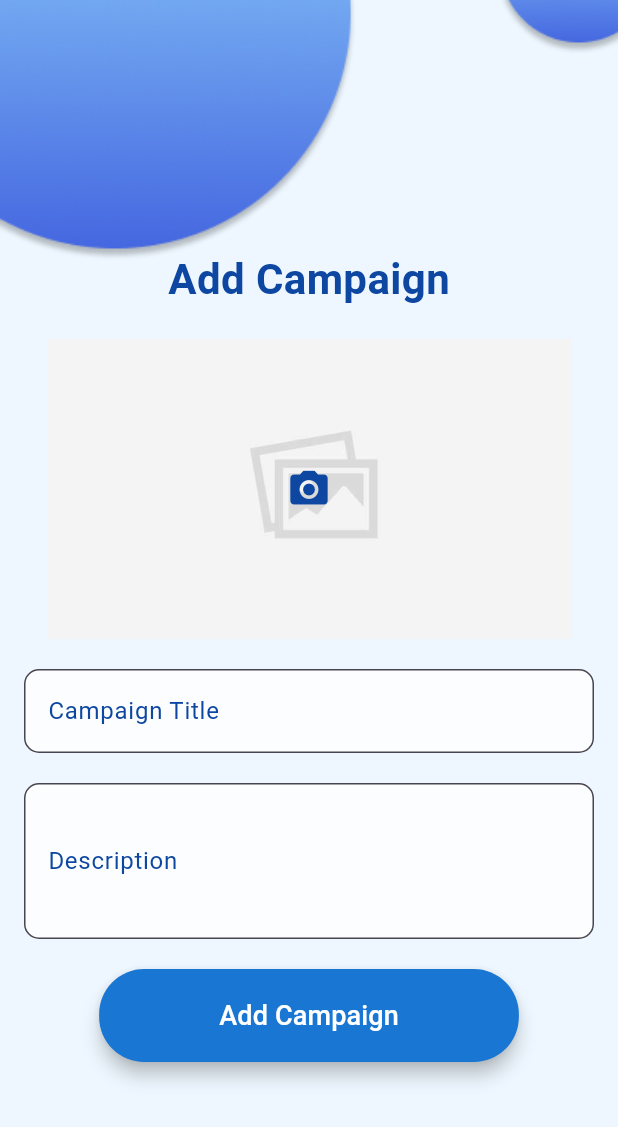
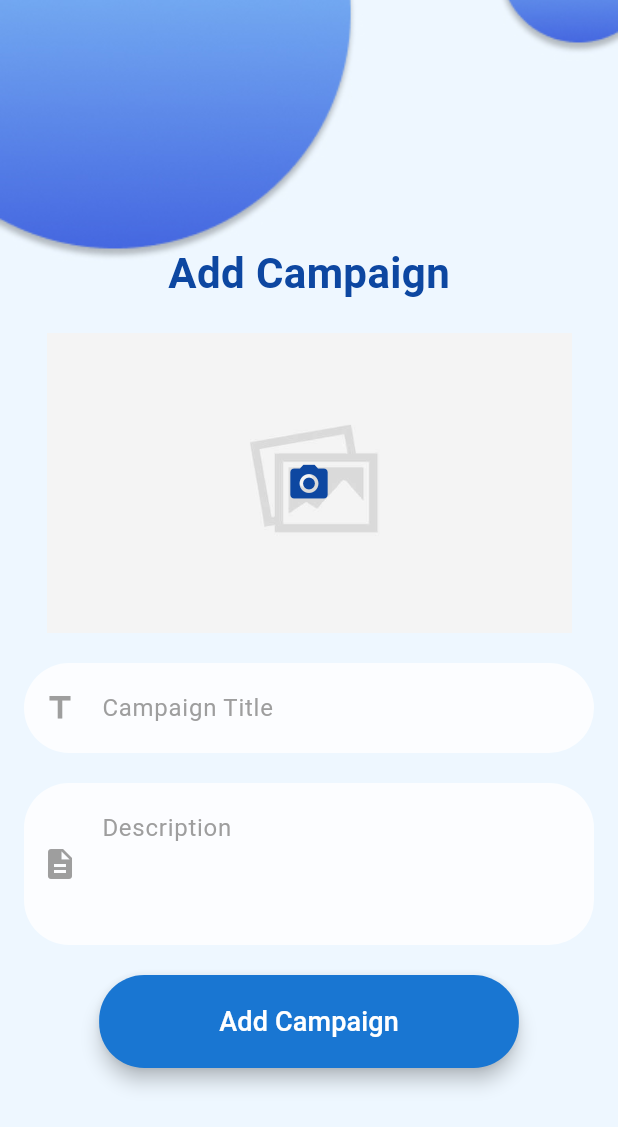
Before and after one commit to sandeepaMallawarachchi/school-boost, a Flutter app: the AddCampaignScreen screen opened directly, on a phone screen of 412 x 824 dp. Shown: the top 1127 px of the screen. Run offline on Flutter 3.47's test engine with Material 3 defaults, Android fonts, the phone set to English and light mode, and no system bars; our stand-ins replace cloud_firestore, firebase_core, firebase_storage, image_picker; accounts and stored records are empty.

```diff
--- a/lib/screens/admin/add_campaigns.dart
+++ b/lib/screens/admin/add_campaigns.dart
@@ -171,14 +171,26 @@ class _AddCampaignScreenState extends State<AddCampaignScreen> {
                     TextField(
                       controller: _titleController,
                       decoration: InputDecoration(
-                        labelText: 'Campaign Title',
-                        labelStyle: TextStyle(color: Colors.blue[900]),
+                        hintText: 'Campaign Title', // Placeholder text
+                        hintStyle: TextStyle(
+                            color: Colors.grey), // Placeholder text color
+                        prefixIcon: Icon(Icons.title,
+                            color:
+                                Colors.grey), // Add an icon like login fields
                         filled: true,
-                        fillColor: Colors.white.withOpacity(0.8),
+                        fillColor: Colors.white
+                            .withOpacity(0.8), // Semi-transparent background
                         border: OutlineInputBorder(
-                          borderRadius: BorderRadius.circular(10),
+                          borderRadius: BorderRadius.circular(
+                              30), // Circular corners like in login fields
+                          borderSide: BorderSide.none, // Remove borders
+                        ),
+                        contentPadding: EdgeInsets.symmetric(
+                          horizontal: 20,
+                          vertical: 18,
                         ),
                       ),
+                      keyboardType: TextInputType.text,
                     ),
                     SizedBox(height: 20),
 
@@ -186,15 +198,26 @@ class _AddCampaignScreenState extends State<AddCampaignScreen> {
                     TextField(
                       controller: _descriptionController,
                       decoration: InputDecoration(
-                        labelText: 'Description',
-                        labelStyle: TextStyle(color: Colors.blue[900]),
+                        hintText: 'Description', // Placeholder text
+                        hintStyle: TextStyle(
+                            color: Colors.grey), // Placeholder text color
+                        prefixIcon: Icon(Icons.description,
+                            color: Colors.grey), // Add an icon
                         filled: true,
-                        fillColor: Colors.white.withOpacity(0.8),
+                        fillColor: Colors.white
+                            .withOpacity(0.8), // Semi-transparent background
                         border: OutlineInputBorder(
-                          borderRadius: BorderRadius.circular(10),
+                          borderRadius: BorderRadius.circular(
+                              30), // Circular corners like in login fields
+                          borderSide: BorderSide.none, // Remove borders
+                        ),
+                        contentPadding: EdgeInsets.symmetric(
+                          horizontal: 20,
+                          vertical: 18,
                         ),
                       ),
-                      maxLines: 3,
+                      maxLines: 3, // Allow multiple lines for description
+                      keyboardType: TextInputType.multiline,
                     ),
                     SizedBox(height: 20),
 
```
Also changed, not shown: lib/screens/auth/login.dart (+29 -11 lines), lib/screens/auth/registration_form.dart (+85 -22 lines).
